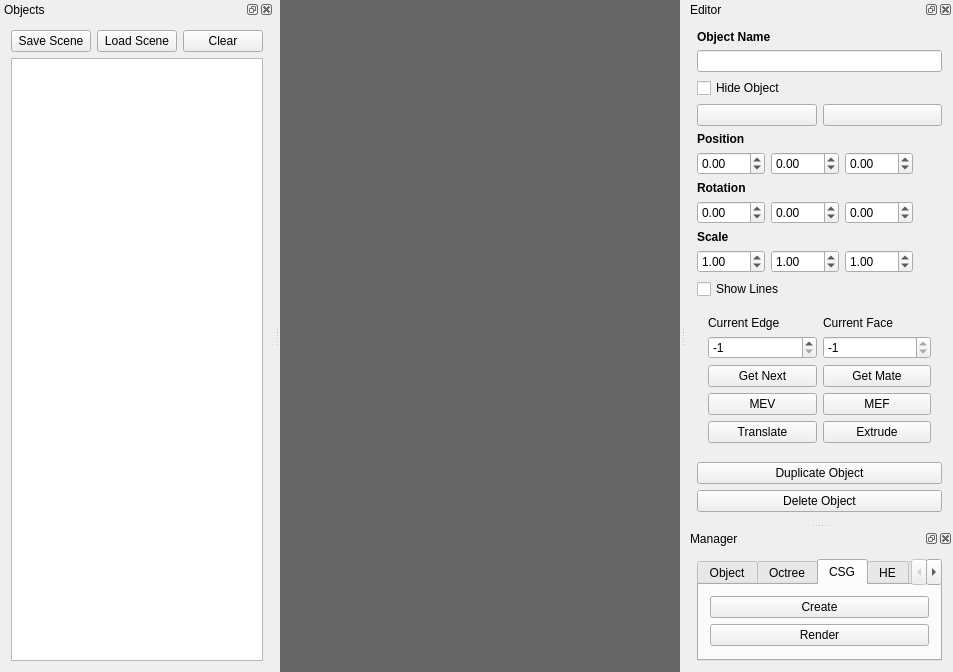
Before: the Qt Designer form ModelagemQT/mainwindow.ui in RicardoBusta/Doutorado, drawn with Qt 5.
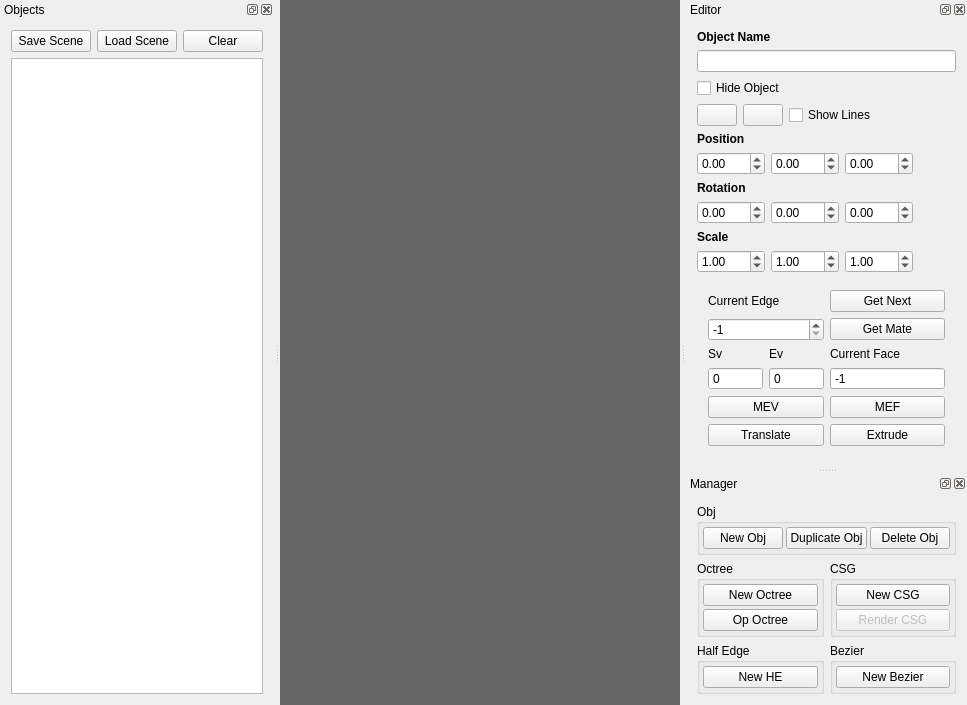
After: the same form once the commit is applied. The open tabs and pages were chosen to show the change. Custom widgets are drawn as their Qt base class.

The edit to the form file:
```diff
--- a/ModelagemQT/mainwindow.ui
+++ b/ModelagemQT/mainwindow.ui
@@ -7,7 +7,7 @@
     <x>0</x>
     <y>0</y>
     <width>953</width>
-    <height>672</height>
+    <height>678</height>
    </rect>
   </property>
   <property name="windowTitle">
@@ -151,6 +151,26 @@
          </property>
         </widget>
        </item>
+       <item>
+        <widget class="QCheckBox" name="lines_checkBox">
+         <property name="text">
+          <string>Show Lines</string>
+         </property>
+        </widget>
+       </item>
+       <item>
+        <spacer name="horizontalSpacer_2">
+         <property name="orientation">
+          <enum>Qt::Horizontal</enum>
+         </property>
+         <property name="sizeHint" stdset="0">
+          <size>
+           <width>40</width>
+           <height>20</height>
+          </size>
+         </property>
+        </spacer>
+       </item>
       </layout>
      </item>
      <item>
@@ -326,13 +346,6 @@
        </item>
       </layout>
      </item>
-     <item>
-      <widget class="QCheckBox" name="lines_checkBox">
-       <property name="text">
-        <string>Show Lines</string>
-       </property>
-      </widget>
-     </item>
      <item>
       <widget class="QStackedWidget" name="specific_stackedWidget">
        <property name="currentIndex">
@@ -341,27 +354,59 @@
        <widget class="QWidget" name="default_page"/>
        <widget class="QWidget" name="halfedge_page">
         <layout class="QGridLayout" name="gridLayout_2">
-         <item row="1" column="0">
-          <widget class="QSpinBox" name="edge_spinBox">
-           <property name="minimum">
-            <number>-1</number>
-           </property>
-           <property name="maximum">
-            <number>9999</number>
-           </property>
-           <property name="value">
-            <number>-1</number>
+         <item row="5" column="1">
+          <widget class="QPushButton" name="extrude">
+           <property name="text">
+            <string>Extrude</string>
            </property>
           </widget>
          </item>
          <item row="2" column="0">
-          <widget class="QPushButton" name="next_pushButton">
+          <layout class="QGridLayout" name="gridLayout_3">
+           <item row="1" column="1">
+            <widget class="QSpinBox" name="spinBox">
+             <property name="readOnly">
+              <bool>true</bool>
+             </property>
+             <property name="buttonSymbols">
+              <enum>QAbstractSpinBox::NoButtons</enum>
+             </property>
+            </widget>
+           </item>
+           <item row="1" column="0">
+            <widget class="QSpinBox" name="spinBox_2">
+             <property name="readOnly">
+              <bool>true</bool>
+             </property>
+             <property name="buttonSymbols">
+              <enum>QAbstractSpinBox::NoButtons</enum>
+             </property>
+            </widget>
+           </item>
+           <item row="0" column="0">
+            <widget class="QLabel" name="label_11">
            <property name="text">
-            <string>Get Next</string>
+              <string>Sv</string>
            </property>
           </widget>
          </item>
-         <item row="6" column="0">
+           <item row="0" column="1">
+            <widget class="QLabel" name="label_12">
+             <property name="text">
+              <string>Ev</string>
+             </property>
+            </widget>
+           </item>
+          </layout>
+         </item>
+         <item row="5" column="0">
+          <widget class="QPushButton" name="translate">
+           <property name="text">
+            <string>Translate</string>
+           </property>
+          </widget>
+         </item>
+         <item row="7" column="0">
           <spacer name="verticalSpacer_2">
            <property name="orientation">
             <enum>Qt::Vertical</enum>
@@ -374,6 +419,33 @@
            </property>
           </spacer>
          </item>
+         <item row="4" column="1">
+          <widget class="QPushButton" name="mef">
+           <property name="text">
+            <string>MEF</string>
+           </property>
+          </widget>
+         </item>
+         <item row="1" column="0">
+          <widget class="QSpinBox" name="edge_spinBox">
+           <property name="minimum">
+            <number>-1</number>
+           </property>
+           <property name="maximum">
+            <number>9999</number>
+           </property>
+           <property name="value">
+            <number>-1</number>
+           </property>
+          </widget>
+         </item>
+         <item row="4" column="0">
+          <widget class="QPushButton" name="mev">
+           <property name="text">
+            <string>MEV</string>
+           </property>
+          </widget>
+         </item>
          <item row="0" column="0">
           <widget class="QLabel" name="label_9">
            <property name="text">
@@ -381,18 +453,23 @@
            </property>
           </widget>
          </item>
-         <item row="0" column="1">
+         <item row="2" column="1">
+          <layout class="QVBoxLayout" name="verticalLayout_11">
+           <item>
           <widget class="QLabel" name="label_10">
            <property name="text">
             <string>Current Face</string>
            </property>
           </widget>
          </item>
-         <item row="1" column="1">
+           <item>
           <widget class="QSpinBox" name="face_spinBox">
            <property name="readOnly">
             <bool>true</bool>
            </property>
+             <property name="buttonSymbols">
+              <enum>QAbstractSpinBox::NoButtons</enum>
+             </property>
            <property name="minimum">
             <number>-1</number>
            </property>
@@ -404,41 +481,22 @@
            </property>
           </widget>
          </item>
-         <item row="2" column="1">
+          </layout>
+         </item>
+         <item row="0" column="1">
+          <widget class="QPushButton" name="next_pushButton">
+           <property name="text">
+            <string>Get Next</string>
+           </property>
+          </widget>
+         </item>
+         <item row="1" column="1">
           <widget class="QPushButton" name="mate_pushButton">
            <property name="text">
             <string>Get Mate</string>
            </property>
           </widget>
          </item>
-         <item row="3" column="1">
-          <widget class="QPushButton" name="mef">
-           <property name="text">
-            <string>MEF</string>
-           </property>
-          </widget>
-         </item>
-         <item row="3" column="0">
-          <widget class="QPushButton" name="mev">
-           <property name="text">
-            <string>MEV</string>
-           </property>
-          </widget>
-         </item>
-         <item row="4" column="0">
-          <widget class="QPushButton" name="translate">
-           <property name="text">
-            <string>Translate</string>
-           </property>
-          </widget>
-         </item>
-         <item row="4" column="1">
-          <widget class="QPushButton" name="extrude">
-           <property name="text">
-            <string>Extrude</string>
-           </property>
-          </widget>
-         </item>
         </layout>
        </widget>
        <widget class="QWidget" name="octree_page">
@@ -518,20 +576,101 @@
          </item>
         </layout>
        </widget>
+       <widget class="QWidget" name="bezier_page">
+        <layout class="QVBoxLayout" name="verticalLayout_10">
+         <item>
+          <widget class="QLabel" name="label_13">
+           <property name="text">
+            <string>Current Control Point</string>
+           </property>
       </widget>
      </item>
      <item>
-      <widget class="QPushButton" name="duplicate_button">
-       <property name="text">
-        <string>Duplicate Object</string>
-       </property>
+          <layout class="QHBoxLayout" name="horizontalLayout_5">
+           <item>
+            <widget class="QSpinBox" name="bezi">
+             <property name="minimum">
+              <number>-1</number>
+             </property>
+             <property name="singleStep">
+              <number>1</number>
+             </property>
+             <property name="value">
+              <number>-1</number>
+             </property>
       </widget>
      </item>
      <item>
-      <widget class="QPushButton" name="delete_object">
+            <widget class="QSpinBox" name="bezj">
+             <property name="minimum">
+              <number>-1</number>
+             </property>
+             <property name="singleStep">
+              <number>1</number>
+             </property>
+             <property name="value">
+              <number>-1</number>
+             </property>
+            </widget>
+           </item>
+          </layout>
+         </item>
+         <item>
+          <widget class="QLabel" name="label_14">
        <property name="text">
-        <string>Delete Object</string>
-       </property>
+            <string>Point XYZ</string>
+           </property>
+          </widget>
+         </item>
+         <item>
+          <layout class="QHBoxLayout" name="horizontalLayout_7">
+           <item>
+            <widget class="QDoubleSpinBox" name="bezx">
+             <property name="minimum">
+              <double>-9999.000000000000000</double>
+             </property>
+             <property name="maximum">
+              <double>9999.000000000000000</double>
+             </property>
+            </widget>
+           </item>
+           <item>
+            <widget class="QDoubleSpinBox" name="bezy">
+             <property name="minimum">
+              <double>-9999.000000000000000</double>
+             </property>
+             <property name="maximum">
+              <double>9999.000000000000000</double>
+             </property>
+            </widget>
+           </item>
+           <item>
+            <widget class="QDoubleSpinBox" name="bezz">
+             <property name="minimum">
+              <double>-9999.000000000000000</double>
+             </property>
+             <property name="maximum">
+              <double>9999.000000000000000</double>
+             </property>
+            </widget>
+           </item>
+          </layout>
+         </item>
+         <item>
+          <spacer name="verticalSpacer_4">
+           <property name="orientation">
+            <enum>Qt::Vertical</enum>
+           </property>
+           <property name="sizeHint" stdset="0">
+            <size>
+             <width>20</width>
+             <height>66</height>
+            </size>
+           </property>
+          </spacer>
+         </item>
+        </layout>
+       </widget>
       </widget>
      </item>
     </layout>
@@ -550,95 +689,217 @@
    <widget class="QWidget" name="dockWidgetContents_3">
     <layout class="QVBoxLayout" name="verticalLayout_4">
      <item>
-      <widget class="QTabWidget" name="tabWidget_2">
-       <property name="currentIndex">
-        <number>4</number>
+      <widget class="QGroupBox" name="groupBox">
+       <property name="title">
+        <string>Obj</string>
        </property>
-       <widget class="QWidget" name="tab">
-        <attribute name="title">
-         <string>Object</string>
-        </attribute>
-        <layout class="QVBoxLayout" name="verticalLayout_7">
+       <layout class="QHBoxLayout" name="horizontalLayout_6">
+        <property name="spacing">
+         <number>3</number>
+        </property>
+        <property name="leftMargin">
+         <number>3</number>
+        </property>
+        <property name="topMargin">
+         <number>3</number>
+        </property>
+        <property name="rightMargin">
+         <number>3</number>
+        </property>
+        <property name="bottomMargin">
+         <number>3</number>
+        </property>
          <item>
           <widget class="QPushButton" name="object_create_button">
            <property name="text">
-            <string>Create</string>
+           <string>New Obj</string>
+          </property>
+         </widget>
+        </item>
+        <item>
+         <widget class="QPushButton" name="duplicate_button">
+          <property name="text">
+           <string>Duplicate Obj</string>
+          </property>
+         </widget>
+        </item>
+        <item>
+         <widget class="QPushButton" name="delete_object">
+          <property name="text">
+           <string>Delete Obj</string>
            </property>
           </widget>
          </item>
         </layout>
        </widget>
-       <widget class="QWidget" name="tab_4">
-        <attribute name="title">
+     </item>
+     <item>
+      <layout class="QHBoxLayout" name="horizontalLayout_4">
+       <item>
+        <widget class="QGroupBox" name="groupBox_4">
+         <property name="title">
          <string>Octree</string>
-        </attribute>
+         </property>
         <layout class="QVBoxLayout" name="verticalLayout_6">
+          <property name="spacing">
+           <number>3</number>
+          </property>
+          <property name="leftMargin">
+           <number>3</number>
+          </property>
+          <property name="topMargin">
+           <number>3</number>
+          </property>
+          <property name="rightMargin">
+           <number>3</number>
+          </property>
+          <property name="bottomMargin">
+           <number>3</number>
+          </property>
          <item>
           <widget class="QPushButton" name="octree_create_button">
+            <property name="autoFillBackground">
+             <bool>true</bool>
+            </property>
+            <property name="styleSheet">
+             <string notr="true"/>
+            </property>
            <property name="text">
-            <string>Create</string>
+             <string>New Octree</string>
            </property>
           </widget>
          </item>
          <item>
           <widget class="QPushButton" name="operate_octree_button">
            <property name="text">
-            <string>Combine</string>
+             <string>Op Octree</string>
            </property>
           </widget>
          </item>
         </layout>
        </widget>
-       <widget class="QWidget" name="tab_2">
-        <attribute name="title">
+       </item>
+       <item>
+        <widget class="QGroupBox" name="groupBox_5">
+         <property name="title">
          <string>CSG</string>
-        </attribute>
-        <layout class="QVBoxLayout" name="verticalLayout_10">
+         </property>
+         <layout class="QVBoxLayout" name="verticalLayout_7">
+          <property name="spacing">
+           <number>3</number>
+          </property>
+          <property name="leftMargin">
+           <number>3</number>
+          </property>
+          <property name="topMargin">
+           <number>3</number>
+          </property>
+          <property name="rightMargin">
+           <number>3</number>
+          </property>
+          <property name="bottomMargin">
+           <number>3</number>
+          </property>
          <item>
           <widget class="QPushButton" name="create_csg_pushButton">
            <property name="text">
-            <string>Create</string>
+             <string>New CSG</string>
            </property>
           </widget>
          </item>
          <item>
           <widget class="QPushButton" name="pushButton">
+            <property name="enabled">
+             <bool>false</bool>
+            </property>
            <property name="text">
-            <string>Render</string>
+             <string>Render CSG</string>
            </property>
           </widget>
          </item>
         </layout>
        </widget>
-       <widget class="QWidget" name="tab_3">
-        <attribute name="title">
-         <string>HE</string>
-        </attribute>
-        <layout class="QVBoxLayout" name="verticalLayout_9">
+       </item>
+      </layout>
+     </item>
+     <item>
+      <layout class="QHBoxLayout" name="horizontalLayout_3">
+       <item>
+        <widget class="QGroupBox" name="groupBox_2">
+         <property name="title">
+          <string>Half Edge</string>
+         </property>
+         <layout class="QVBoxLayout" name="verticalLayout_8">
+          <property name="spacing">
+           <number>3</number>
+          </property>
+          <property name="leftMargin">
+           <number>3</number>
+          </property>
+          <property name="topMargin">
+           <number>3</number>
+          </property>
+          <property name="rightMargin">
+           <number>3</number>
+          </property>
+          <property name="bottomMargin">
+           <number>3</number>
+          </property>
          <item>
           <widget class="QPushButton" name="create_he_button">
            <property name="text">
-            <string>Create</string>
+             <string>New HE</string>
            </property>
           </widget>
          </item>
         </layout>
        </widget>
-       <widget class="QWidget" name="Bezier">
-        <attribute name="title">
+       </item>
+       <item>
+        <widget class="QGroupBox" name="groupBox_3">
+         <property name="title">
          <string>Bezier</string>
-        </attribute>
-        <layout class="QVBoxLayout" name="verticalLayout_8">
+         </property>
+         <layout class="QVBoxLayout" name="verticalLayout_9">
+          <property name="spacing">
+           <number>3</number>
+          </property>
+          <property name="leftMargin">
+           <number>3</number>
+          </property>
+          <property name="topMargin">
+           <number>3</number>
+          </property>
+          <property name="rightMargin">
+           <number>3</number>
+          </property>
+          <property name="bottomMargin">
+           <number>3</number>
+          </property>
          <item>
           <widget class="QPushButton" name="create_bezier_button">
            <property name="text">
-            <string>Create</string>
+             <string>New Bezier</string>
            </property>
           </widget>
          </item>
         </layout>
        </widget>
-      </widget>
+       </item>
+      </layout>
+     </item>
+     <item>
+      <spacer name="verticalSpacer_3">
+       <property name="orientation">
+        <enum>Qt::Vertical</enum>
+       </property>
+       <property name="sizeHint" stdset="0">
+        <size>
+         <width>20</width>
+         <height>40</height>
+        </size>
+       </property>
+      </spacer>
      </item>
     </layout>
    </widget>
```
Left out of the diff: 2 changed lines with no effect on the pictures. Lines whose indentation alone changed are shown as unchanged.
